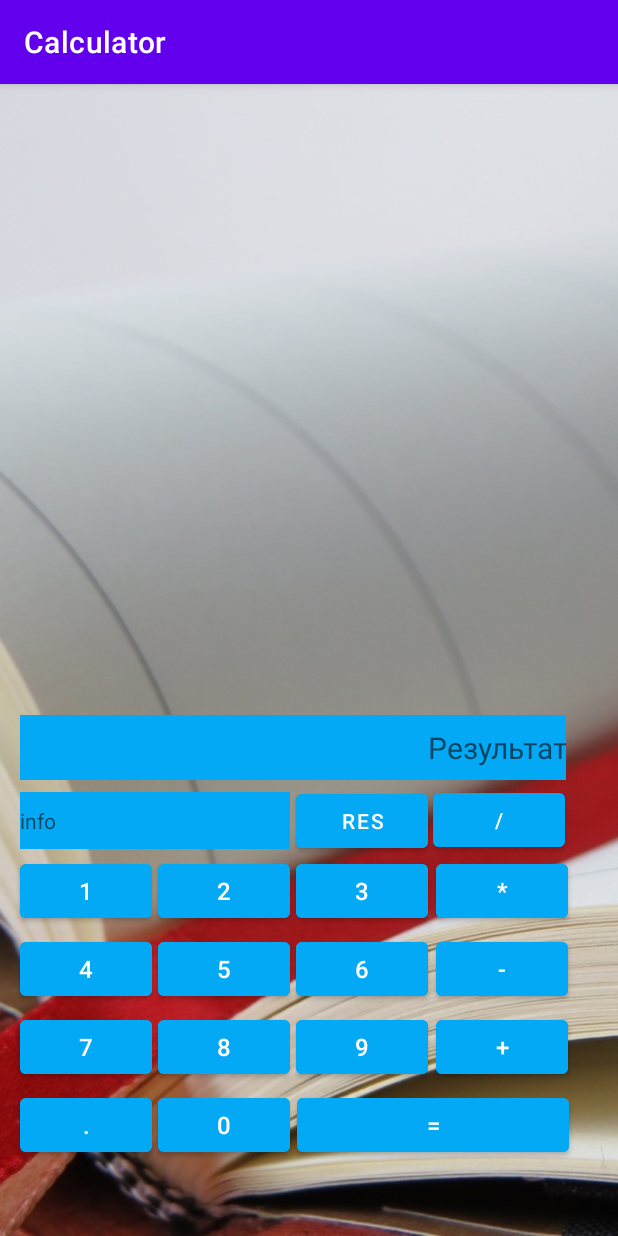
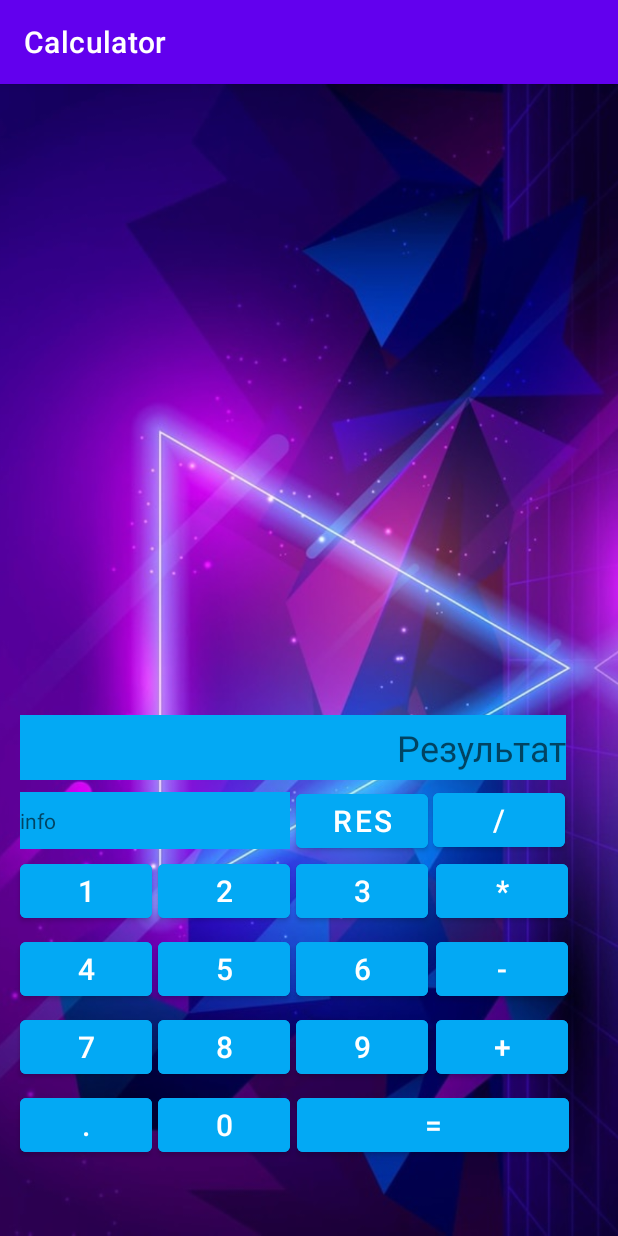
Before and after one commit to lbuckl/Calculator, an Android app: the screen it shows after launch (MainActivity), on a phone screen of 412 x 824 dp. Run offline under Robolectric (Android 15) with nearby library versions, the phone set to English and light mode, and no system bars.

Commit message:
Finish rebuid project Add new Background

```diff
--- a/app/src/main/java/com/vados/calculator/MainActivity.java
+++ b/app/src/main/java/com/vados/calculator/MainActivity.java
@@ -38,10 +38,10 @@ public class MainActivity extends AppCompatActivity implements View.OnClickListe
         textView_result.setText(result);
 
         //Возвращаем предыдущий ввод
-        textView_lastValue.setText(savedInstanceState.getString("enters"));
+        lastVal = savedInstanceState.getString("enters");
+        textView_lastValue.setText(lastVal);
 
         //Возвращаем данные с введёнными мат. символами
-        //int count = savedInstanceState.getString("sig").length();
         ArrayList<String> mathSigns = savedInstanceState.getStringArrayList("sig");
         for (int i = 0; i < mathSigns.size();i++){
             calcActions01.setMathSigns(mathSigns.get(i));
--- a/app/src/main/res/layout-land/activity_main.xml
+++ b/app/src/main/res/layout-land/activity_main.xml
@@ -19,7 +19,7 @@
             android:layout_width="match_parent"
             android:layout_height="match_parent"
             android:scaleType="centerCrop"
-            app:srcCompat="@drawable/notebook3" />
+            app:srcCompat="@drawable/notebook1" />
 
 
     </RelativeLayout>
--- a/app/src/main/res/layout/activity_constraint_buttons.xml
+++ b/app/src/main/res/layout/activity_constraint_buttons.xml
@@ -11,6 +11,8 @@
         android:layout_height="21dp"
         android:gravity="right"
         android:hint=""
+        android:textColor="#CDDC39"
+        android:textSize="16sp"
         app:layout_constraintStart_toStartOf="@+id/guideline6"
         app:layout_constraintTop_toTopOf="parent" />
 
@@ -31,9 +33,10 @@
         android:layout_height="43dp"
         android:layout_marginTop="8dp"
         android:background="#03A9F4"
+        android:clickable="false"
         android:gravity="right|center_vertical"
         android:hint="@string/result"
-        android:textSize="20sp"
+        android:textSize="24sp"
         app:layout_constraintStart_toStartOf="@+id/guideline6"
         app:layout_constraintTop_toBottomOf="@+id/textView_lastValue" />
 
@@ -45,7 +48,7 @@
         android:layout_marginEnd="4dp"
         android:backgroundTint="#03A9F4"
         android:text="@string/_plus"
-        android:textSize="16sp"
+        android:textSize="20sp"
         app:layout_constraintBottom_toBottomOf="@+id/button9"
         app:layout_constraintEnd_toStartOf="@+id/guideline7"
         app:layout_constraintStart_toEndOf="@+id/button9"
@@ -59,7 +62,7 @@
         android:layout_marginEnd="4dp"
         android:backgroundTint="#03A9F4"
         android:text="@string/_minus"
-        android:textSize="16sp"
+        android:textSize="20sp"
         app:layout_constraintBottom_toBottomOf="@+id/button6"
         app:layout_constraintEnd_toStartOf="@+id/guideline7"
         app:layout_constraintStart_toEndOf="@+id/button6"
@@ -73,7 +76,7 @@
         android:layout_marginEnd="4dp"
         android:backgroundTint="#03A9F4"
         android:text="@string/_mult"
-        android:textSize="16sp"
+        android:textSize="20sp"
         app:layout_constraintBottom_toBottomOf="@+id/button3"
         app:layout_constraintEnd_toStartOf="@+id/guideline7"
         app:layout_constraintStart_toEndOf="@+id/button3"
@@ -88,6 +91,7 @@
         android:backgroundTint="#03A9F4"
         android:text="@string/_dif"
         android:textColorHint="#FFFFFF"
+        android:textSize="20sp"
         app:layout_constraintBottom_toTopOf="@+id/button3"
         app:layout_constraintEnd_toStartOf="@+id/guideline7"
         app:layout_constraintStart_toEndOf="@+id/button_reset"
@@ -102,7 +106,7 @@
         android:layout_marginTop="4dp"
         android:backgroundTint="#03A9F4"
         android:text="@string/_1"
-        android:textSize="16sp"
+        android:textSize="20sp"
         app:layout_constraintStart_toStartOf="@+id/guideline6"
         app:layout_constraintTop_toBottomOf="@+id/textView_info" />
 
@@ -113,10 +117,10 @@
         android:layout_marginStart="4dp"
         android:backgroundTint="#03A9F4"
         android:text="@string/_2"
+        android:textSize="20sp"
         app:layout_constraintBottom_toBottomOf="@+id/button1"
         app:layout_constraintStart_toEndOf="@+id/button1"
-        app:layout_constraintTop_toTopOf="@+id/button1"
-        android:textSize="16sp" />
+        app:layout_constraintTop_toTopOf="@+id/button1" />
 
     <Button
         android:id="@+id/button3"
@@ -125,7 +129,7 @@
         android:layout_marginStart="4dp"
         android:backgroundTint="#03A9F4"
         android:text="@string/_3"
-        android:textSize="16sp"
+        android:textSize="20sp"
         app:layout_constraintBottom_toBottomOf="@+id/button2"
         app:layout_constraintStart_toEndOf="@+id/button2"
         app:layout_constraintTop_toTopOf="@+id/button2" />
@@ -137,7 +141,7 @@
         android:layout_marginTop="4dp"
         android:backgroundTint="#03A9F4"
         android:text="@string/_4"
-        android:textSize="16sp"
+        android:textSize="20sp"
         app:layout_constraintEnd_toEndOf="@+id/button1"
         app:layout_constraintStart_toStartOf="@+id/button1"
         app:layout_constraintTop_toBottomOf="@+id/button1" />
@@ -149,7 +153,7 @@
         android:layout_marginStart="4dp"
         android:backgroundTint="#03A9F4"
         android:text="@string/_5"
-        android:textSize="16sp"
+        android:textSize="20sp"
         app:layout_constraintBottom_toBottomOf="@+id/button4"
         app:layout_constraintStart_toEndOf="@+id/button4"
         app:layout_constraintTop_toTopOf="@+id/button4" />
@@ -161,7 +165,7 @@
         android:layout_marginStart="4dp"
         android:backgroundTint="#03A9F4"
         android:text="@string/_6"
-        android:textSize="16sp"
+        android:textSize="20sp"
         app:layout_constraintBottom_toBottomOf="@+id/button5"
         app:layout_constraintStart_toEndOf="@+id/button5"
         app:layout_constraintTop_toTopOf="@+id/button5" />
@@ -173,7 +177,7 @@
         android:layout_marginTop="4dp"
         android:backgroundTint="#03A9F4"
         android:text="@string/_7"
-        android:textSize="16sp"
+        android:textSize="20sp"
         app:layout_constraintEnd_toEndOf="@+id/button4"
         app:layout_constraintStart_toStartOf="@+id/button4"
         app:layout_constraintTop_toBottomOf="@+id/button4" />
@@ -185,7 +189,7 @@
         android:layout_marginStart="4dp"
         android:backgroundTint="#03A9F4"
         android:text="@string/_8"
-        android:textSize="16sp"
+        android:textSize="20sp"
         app:layout_constraintBottom_toBottomOf="@+id/button7"
         app:layout_constraintStart_toEndOf="@+id/button7"
         app:layout_constraintTop_toTopOf="@+id/button7" />
@@ -197,7 +201,7 @@
         android:layout_marginStart="4dp"
         android:backgroundTint="#03A9F4"
         android:text="@string/_9"
-        android:textSize="16sp"
+        android:textSize="20sp"
         app:layout_constraintBottom_toBottomOf="@+id/button8"
         app:layout_constraintStart_toEndOf="@+id/button8"
         app:layout_constraintTop_toTopOf="@+id/button8" />
@@ -209,7 +213,7 @@
         android:layout_marginStart="4dp"
         android:backgroundTint="#03A9F4"
         android:text="@string/_0"
-        android:textSize="16sp"
+        android:textSize="20sp"
         app:layout_constraintBottom_toBottomOf="@+id/button_point"
         app:layout_constraintStart_toEndOf="@+id/button_point"
         app:layout_constraintTop_toTopOf="@+id/button_point" />
@@ -221,7 +225,7 @@
         android:layout_marginTop="4dp"
         android:backgroundTint="#03A9F4"
         android:text="@string/_point"
-        android:textSize="16sp"
+        android:textSize="20sp"
         app:layout_constraintEnd_toEndOf="@+id/button7"
         app:layout_constraintStart_toStartOf="@+id/button7"
         app:layout_constraintTop_toBottomOf="@+id/button7" />
@@ -234,7 +238,7 @@
         android:layout_marginEnd="4dp"
         android:backgroundTint="#03A9F4"
         android:text="@string/_ecual"
-        android:textSize="16sp"
+        android:textSize="20sp"
         app:layout_constraintBottom_toBottomOf="@+id/button0"
         app:layout_constraintEnd_toStartOf="@+id/guideline7"
         app:layout_constraintStart_toEndOf="@+id/button0"
@@ -247,6 +251,7 @@
         android:layout_marginStart="4dp"
         android:backgroundTint="#03A9F4"
         android:text="res"
+        android:textSize="20sp"
         app:layout_constraintBottom_toBottomOf="@+id/textView_info"
         app:layout_constraintStart_toEndOf="@+id/textView_info"
         app:layout_constraintTop_toTopOf="@+id/textView_info" />
--- a/app/src/main/res/layout/activity_main.xml
+++ b/app/src/main/res/layout/activity_main.xml
@@ -19,7 +19,7 @@
             android:layout_width="match_parent"
             android:layout_height="wrap_content"
             android:scaleType="centerCrop"
-            app:srcCompat="@drawable/notebook3" />
+            app:srcCompat="@drawable/notebook1" />
 
 
     </RelativeLayout>
```
Also changed, not shown: app/src/main/res/drawable-v24/notebook1.jpg.
